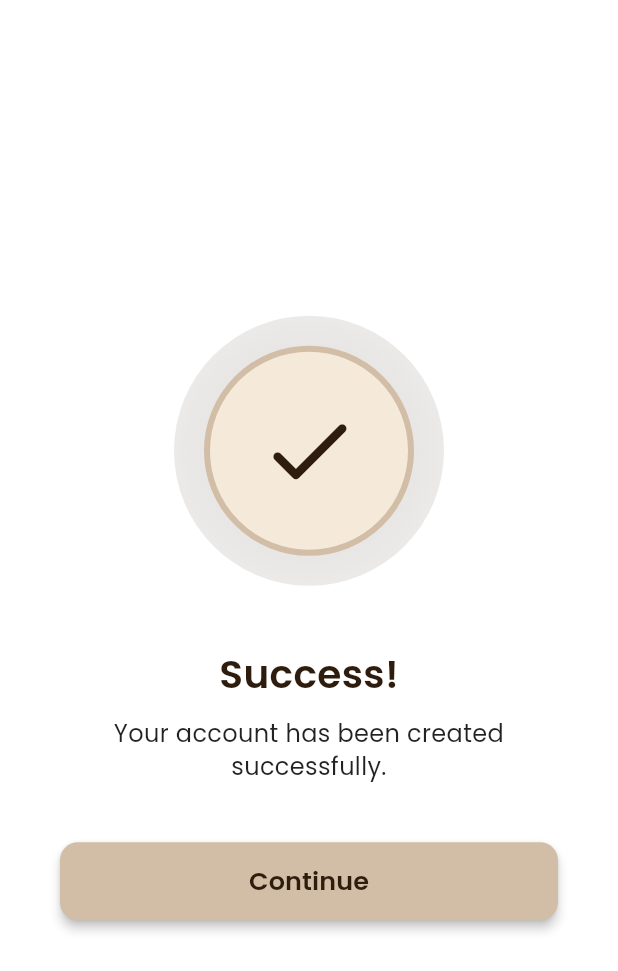
After one commit to devgirl25/LibraEase, a Flutter app: the SuccessPage screen opened directly, on a phone screen of 412 x 824 dp. The commit adds this screen. Shown: the top 971 px of the screen. Run offline on Flutter 3.47's test engine with Material 3 defaults, Android fonts, the phone set to English and light mode, and no system bars; our stand-ins replace cloud_firestore, confetti, firebase_auth, firebase_core, firebase_messaging, get and 2 more; missing offline and left inert: mobile_scanner; accounts and stored records are empty.

Commit message:
confittie added

```diff
--- a/lib/screens/logins/signup_page_student.dart
+++ b/lib/screens/logins/signup_page_student.dart
@@ -1,7 +1,7 @@
 import 'package:firebase_auth/firebase_auth.dart';
 import 'package:flutter/material.dart';
 import 'package:cloud_firestore/cloud_firestore.dart';
-import 'wrapper.dart'; // Navigate here after successful signup
+import 'success_page.dart';
 import 'login_page_student.dart';
 
 class SignupStudentScreen extends StatefulWidget {
@@ -67,8 +67,15 @@ class _SignupStudentScreenState extends State<SignupStudentScreen> {
   }
 
   void _signup() async {
-    if (_formKey.currentState!.validate()) {
+    print('Signup button pressed');
+
+    if (!_formKey.currentState!.validate()) {
+      print('Form validation failed');
+      return;
+    }
+
     if (passwordController.text != confirmPasswordController.text) {
+      print('Passwords do not match');
       ScaffoldMessenger.of(context).showSnackBar(
         const SnackBar(
           content: Text('Passwords do not match'),
@@ -79,7 +86,7 @@ class _SignupStudentScreenState extends State<SignupStudentScreen> {
     }
 
     try {
-        // 1. Create user in Firebase Authentication
+      print('Creating user in Firebase Auth...');
       UserCredential userCredential =
           await FirebaseAuth.instance.createUserWithEmailAndPassword(
         email: emailController.text.trim(),
@@ -87,15 +94,15 @@ class _SignupStudentScreenState extends State<SignupStudentScreen> {
       );
 
       User? user = userCredential.user;
+      if (user == null) {
+        print('Firebase returned null user');
+        return;
+      }
 
-        // 2. Store extra user details in Firestore
-        if (user != null) {
-          // You might need to change the Firestore collection path depending on your security rules.
-          // Using a general 'users' collection here.
-          await FirebaseFirestore.instance
-              .collection("users")
-              .doc(user.uid)
-              .set({
+      print('User created with UID: ${user.uid}');
+      print('Saving extra data to Firestore...');
+
+      await FirebaseFirestore.instance.collection('users').doc(user.uid).set({
         "uid": user.uid,
         "name": nameController.text.trim(),
         "email": emailController.text.trim(),
@@ -103,20 +110,14 @@ class _SignupStudentScreenState extends State<SignupStudentScreen> {
         "role": "student",
         "createdAt": FieldValue.serverTimestamp(),
       });
-        }
 
-        // 3. Show success message
-        ScaffoldMessenger.of(context).showSnackBar(
-          SnackBar(
-            content: Text('Account created for ${nameController.text}!'),
-            backgroundColor: Colors.green,
-          ),
-        );
+      print('Data saved to Firestore successfully');
 
-        // 4. Navigate to the Wrapper/Home page
+      // Navigate to SuccessPage
+      print('Navigating to SuccessPage...');
       Navigator.pushReplacement(
         context,
-          MaterialPageRoute(builder: (context) => const Wrapper()),
+        MaterialPageRoute(builder: (context) => const SuccessPage()),
       );
     } on FirebaseAuthException catch (e) {
       String message = 'Signup failed.';
@@ -130,16 +131,17 @@ class _SignupStudentScreenState extends State<SignupStudentScreen> {
         message = e.message ?? 'An unknown error occurred.';
       }
 
+      print('FirebaseAuthException: $message');
       ScaffoldMessenger.of(context).showSnackBar(
         SnackBar(content: Text(message), backgroundColor: Colors.redAccent),
       );
     } catch (e) {
+      print('Unexpected exception: $e');
       ScaffoldMessenger.of(context).showSnackBar(
         SnackBar(
             content: Text('An unexpected error occurred: $e'),
             backgroundColor: Colors.redAccent),
       );
-      }
     }
   }
 
--- /dev/null
+++ b/lib/screens/logins/success_page.dart
@@ -0,0 +1,192 @@
+import 'package:flutter/material.dart';
+import 'package:google_fonts/google_fonts.dart';
+import 'package:confetti/confetti.dart';
+import 'wrapper.dart';
+
+class SuccessPage extends StatefulWidget {
+  const SuccessPage({super.key});
+
+  @override
+  State<SuccessPage> createState() => _SuccessPageState();
+}
+
+class _SuccessPageState extends State<SuccessPage>
+    with SingleTickerProviderStateMixin {
+  late AnimationController _controller;
+  late Animation<double> _scaleAnimation;
+  late ConfettiController _confettiController;
+
+  @override
+  void initState() {
+    super.initState();
+
+    // Checkmark animation
+    _controller = AnimationController(
+      vsync: this,
+      duration: const Duration(milliseconds: 800),
+    );
+    _scaleAnimation = CurvedAnimation(
+      parent: _controller,
+      curve: Curves.elasticOut,
+    );
+    _controller.forward();
+
+    // Confetti animation
+    _confettiController =
+        ConfettiController(duration: const Duration(seconds: 3));
+    _confettiController.play();
+  }
+
+  @override
+  void dispose() {
+    _controller.dispose();
+    _confettiController.dispose();
+    super.dispose();
+  }
+
+  @override
+  Widget build(BuildContext context) {
+    const darkBrown = Color(0xFF2E1C0D);
+    const lightBeige = Color(0xFFD2BDA6);
+    const cream = Color(0xFFF5E9DA);
+
+    return Scaffold(
+      backgroundColor: Colors.white,
+      body: Stack(
+        children: [
+          // Confetti layer
+          Align(
+            alignment: Alignment.topCenter,
+            child: ConfettiWidget(
+              confettiController: _confettiController,
+              blastDirectionality: BlastDirectionality.explosive,
+              shouldLoop: false,
+              colors: [
+                Colors.green,
+                Colors.blue,
+                Colors.pink,
+                Colors.orange,
+                Colors.purple
+              ],
+              emissionFrequency: 0.05,
+              numberOfParticles: 20,
+              maxBlastForce: 20,
+              minBlastForce: 10,
+              gravity: 0.2,
+            ),
+          ),
+
+          Center(
+            child: Padding(
+              padding: const EdgeInsets.symmetric(horizontal: 40.0),
+              child: Column(
+                mainAxisAlignment: MainAxisAlignment.center,
+                children: [
+                  // Animated checkmark circle
+                  ScaleTransition(
+                    scale: _scaleAnimation,
+                    child: Stack(
+                      alignment: Alignment.center,
+                      children: [
+                        // Outer glow
+                        Container(
+                          height: 180,
+                          width: 180,
+                          decoration: BoxDecoration(
+                            shape: BoxShape.circle,
+                            gradient: RadialGradient(
+                              colors: [
+                                lightBeige.withOpacity(0.3),
+                                Colors.transparent,
+                              ],
+                              radius: 0.8,
+                            ),
+                          ),
+                        ),
+
+                        // Inner circle with check
+                        Container(
+                          height: 140,
+                          width: 140,
+                          decoration: BoxDecoration(
+                            shape: BoxShape.circle,
+                            color: cream,
+                            border: Border.all(
+                              color: lightBeige,
+                              width: 4,
+                            ),
+                          ),
+                          child: const Center(
+                            child: Icon(
+                              Icons.check_rounded,
+                              color: darkBrown,
+                              size: 70,
+                            ),
+                          ),
+                        ),
+                      ],
+                    ),
+                  ),
+
+                  const SizedBox(height: 40),
+
+                  // Text messages
+                  Text(
+                    "Success!",
+                    style: GoogleFonts.poppins(
+                      fontSize: 26,
+                      fontWeight: FontWeight.w600,
+                      color: darkBrown,
+                    ),
+                  ),
+                  const SizedBox(height: 10),
+                  Text(
+                    "Your account has been created successfully.",
+                    textAlign: TextAlign.center,
+                    style: GoogleFonts.poppins(
+                      fontSize: 16,
+                      color: Colors.black87,
+                      height: 1.4,
+                    ),
+                  ),
+                  const SizedBox(height: 40),
+
+                  // Continue button
+                  SizedBox(
+                    width: double.infinity,
+                    child: ElevatedButton(
+                      onPressed: () {
+                        Navigator.pushReplacement(
+                          context,
+                          MaterialPageRoute(
+                              builder: (context) => const Wrapper()),
+                        );
+                      },
+                      style: ElevatedButton.styleFrom(
+                        backgroundColor: lightBeige,
+                        padding: const EdgeInsets.symmetric(
+                            vertical: 14, horizontal: 30),
+                        shape: RoundedRectangleBorder(
+                          borderRadius: BorderRadius.circular(12),
+                        ),
+                        elevation: 3,
+                      ),
+                      child: Text(
+                        "Continue",
+                        style: GoogleFonts.poppins(
+                          fontSize: 17,
+                          fontWeight: FontWeight.w600,
+                          color: darkBrown,
+                        ),
+                      ),
+                    ),
+                  ),
+                ],
+              ),
+            ),
+          ),
+        ],
+      ),
+    );
+  }
+}
--- a/lib/screens/logins/wrapper.dart
+++ b/lib/screens/logins/wrapper.dart
@@ -2,7 +2,6 @@ import 'package:firebase_auth/firebase_auth.dart';
 import 'package:flutter/material.dart';
 import '../studenthomepage/Home_page.dart';
 import 'login_page_student.dart' as Login;
-
 class Wrapper extends StatelessWidget {
   const Wrapper({super.key});
 
@@ -11,20 +10,16 @@ class Wrapper extends StatelessWidget {
     return StreamBuilder<User?>(
       stream: FirebaseAuth.instance.authStateChanges(),
       builder: (context, snapshot) {
-        // User is logged in
         if (snapshot.connectionState == ConnectionState.active) {
           if (snapshot.hasData) {
-            return const HomePage();
+            return const HomePage(); // logged in
           } else {
-            return const Login.LoginStudentScreen();
+            return const Login.LoginStudentScreen(); // not logged in
           }
         }
 
-        // While checking auth state, show loading
         return const Scaffold(
-          body: Center(
-            child: CircularProgressIndicator(),
-          ),
+          body: Center(child: CircularProgressIndicator()),
         );
       },
     );
--- a/lib/screens/studenthomepage/ebooks_page.dart
+++ b/lib/screens/studenthomepage/ebooks_page.dart
@@ -22,7 +22,7 @@ class _EBooksPageState extends State<EBooksPage> {
 
   @override
   Widget build(BuildContext context) {
-    final screenWidth = MediaQuery.of(context).size.width;
+   // final screenWidth = MediaQuery.of(context).size.width;
 
     return Scaffold(
       backgroundColor: kScaffoldBackground,
--- a/lib/services/notification_service.dart
+++ b/lib/services/notification_service.dart
@@ -54,7 +54,7 @@ class NotificationService {
   Future<void> checkAndSendDueDateNotifications() async {
     try {
       final now = DateTime.now();
-      final threeDaysFromNow = now.add(const Duration(days: 3));
+     // final threeDaysFromNow = now.add(const Duration(days: 3));
 
       // Get all borrow requests that are accepted/borrowed
       final borrowRequestsSnapshot = await _firestore
--- a/pubspec.yaml
+++ b/pubspec.yaml
@@ -27,6 +27,7 @@ dependencies:
   firebase_messaging: 16.0.3
   flutter_launcher_icons: ^0.14.4
   google_fonts: ^6.0.0
+  confetti: ^0.7.0
 
 dev_dependencies:
   flutter_test:
```
Lines whose indentation alone changed are shown as unchanged.
